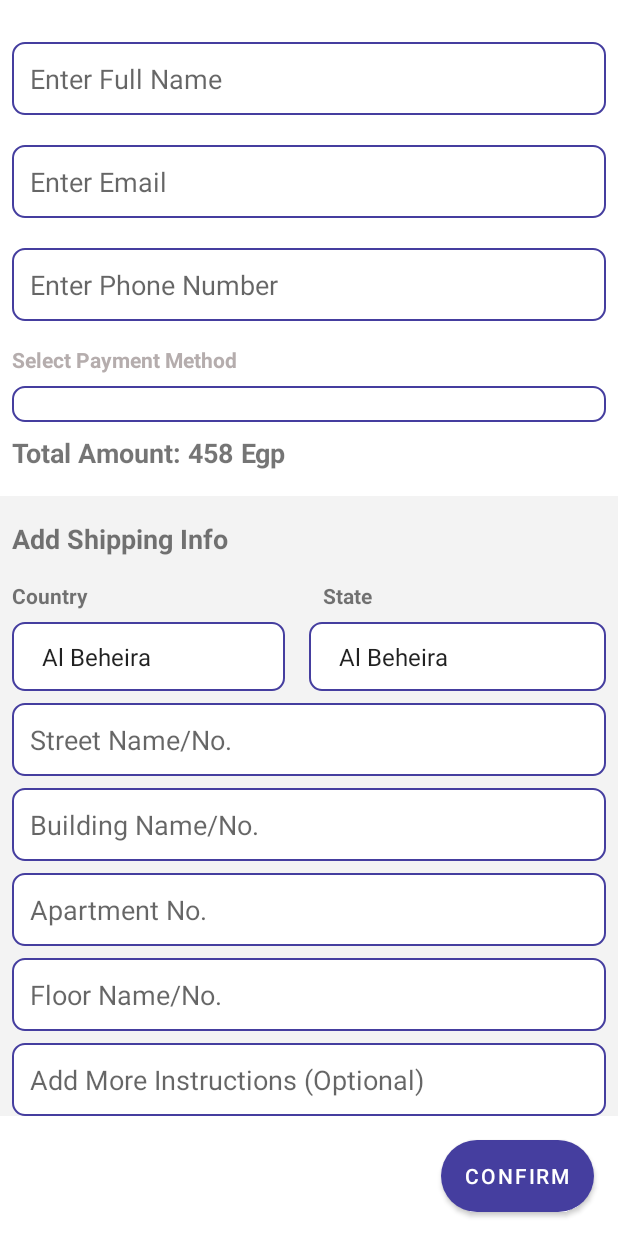
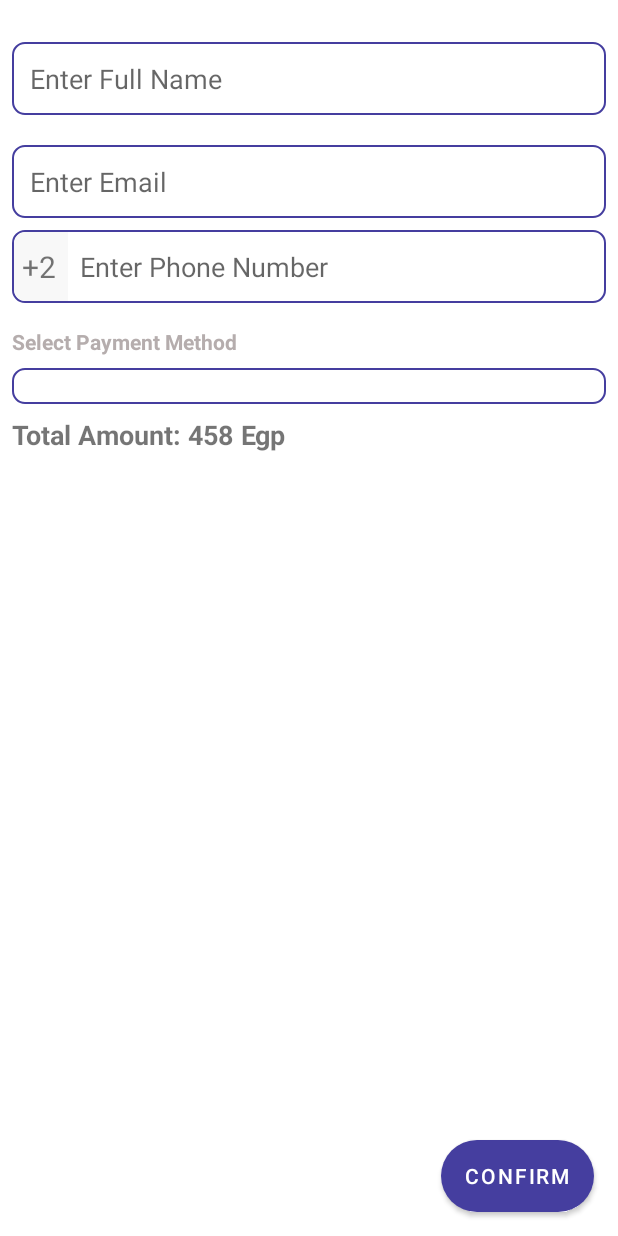
Before and after one commit to xpayeg/Android-kotlin-sdk-example, an Android app: the UserActivity screen opened directly, with no data from a screen before it, on a phone screen of 412 x 824 dp. Run offline under Robolectric (Android 15) with nearby library versions, the phone set to English and light mode, and no system bars; Roboto replaces fonts that are not available here; 1 statement that could not run was skipped.

Commit message:
add user phone mask

```diff
--- /dev/null
+++ b/app/src/main/res/drawable/be_code.xml
@@ -0,0 +1,12 @@
+<shape xmlns:android="http://schemas.android.com/apk/res/android">
+<!--    <stroke-->
+<!--        android:width="10dp"-->
+<!--        android:color="#f00" />-->
+
+    <solid android:color="#F8F8F8" />
+
+    <corners
+        android:radius="0dp"
+        android:topLeftRadius="8dp"
+        android:bottomLeftRadius="8dp"/>
+</shape>
--- a/app/src/main/res/layout/activity_user.xml
+++ b/app/src/main/res/layout/activity_user.xml
@@ -56,7 +56,7 @@
             android:layout_height="wrap_content"
             android:layout_marginStart="8dp"
             android:layout_marginLeft="8dp"
-            android:layout_marginTop="20dp"
+            android:layout_marginTop="8dp"
             android:layout_marginEnd="8dp"
             android:layout_marginRight="8dp"
             android:background="@drawable/background_border"
@@ -64,7 +64,10 @@
             android:hint="Enter Phone Number"
             android:imeOptions="actionDone"
             android:inputType="phone"
-            android:padding="12dp"
+            android:paddingLeft="45dp"
+            android:paddingTop="12dp"
+            android:paddingRight="15dp"
+            android:paddingBottom="12dp"
             app:layout_constraintEnd_toEndOf="parent"
             app:layout_constraintHorizontal_bias="0.0"
             app:layout_constraintStart_toStartOf="parent"
@@ -128,7 +131,7 @@
             android:layout_marginTop="16dp"
             android:layout_marginBottom="16dp"
             android:background="#F3F3F3"
-            android:visibility="visible"
+            android:visibility="gone"
             app:layout_constraintBottom_toTopOf="@+id/btnSubmit"
             app:layout_constraintTop_toBottomOf="@+id/totalAmountTxt">
 
@@ -266,6 +269,22 @@
             </LinearLayout>
 
         </androidx.constraintlayout.widget.ConstraintLayout>
+
+        <TextView
+            android:id="@+id/textView15"
+            android:layout_width="wrap_content"
+            android:layout_height="0dp"
+            android:layout_margin="1dp"
+            android:background="@drawable/be_code"
+            android:gravity="center"
+            android:paddingLeft="5dp"
+            android:paddingRight="8dp"
+            android:text="+2"
+            android:textSize="20sp"
+            app:layout_constraintBottom_toBottomOf="@+id/userPhone"
+            app:layout_constraintStart_toStartOf="@+id/userPhone"
+            app:layout_constraintTop_toTopOf="@+id/userPhone"
+            app:layout_constraintVertical_bias="0.655" />
     </androidx.constraintlayout.widget.ConstraintLayout>
 
 
```
